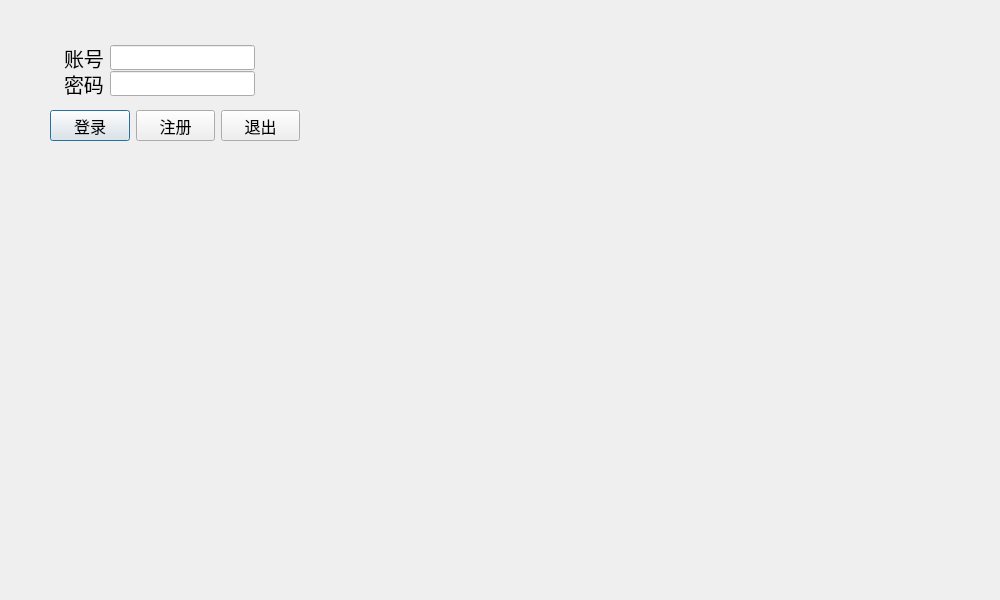
XMeleny/DB, file login.ui: the form before one commit.
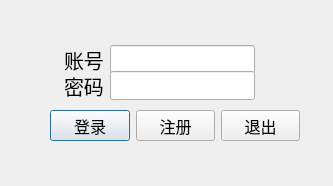
The form after the commit.

What changed in the file:
```diff
--- a/login.ui
+++ b/login.ui
@@ -6,8 +6,8 @@
    <rect>
     <x>0</x>
     <y>0</y>
-    <width>1000</width>
-    <height>600</height>
+    <width>333</width>
+    <height>186</height>
    </rect>
   </property>
   <property name="baseSize">
@@ -25,7 +25,7 @@
      <x>64</x>
      <y>45</y>
      <width>191</width>
-     <height>25</height>
+     <height>29</height>
     </rect>
    </property>
    <layout class="QGridLayout" name="gridLayout">
@@ -58,7 +58,7 @@
      <x>64</x>
      <y>71</y>
      <width>191</width>
-     <height>25</height>
+     <height>29</height>
     </rect>
    </property>
    <layout class="QGridLayout" name="gridLayout_2">
```
